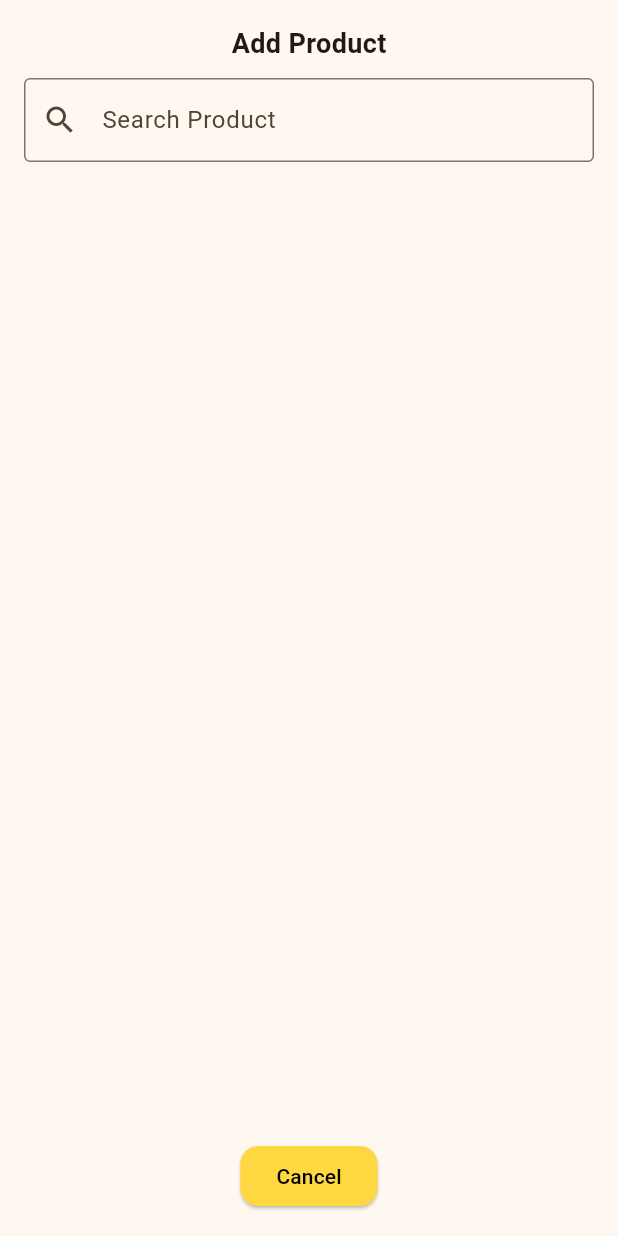
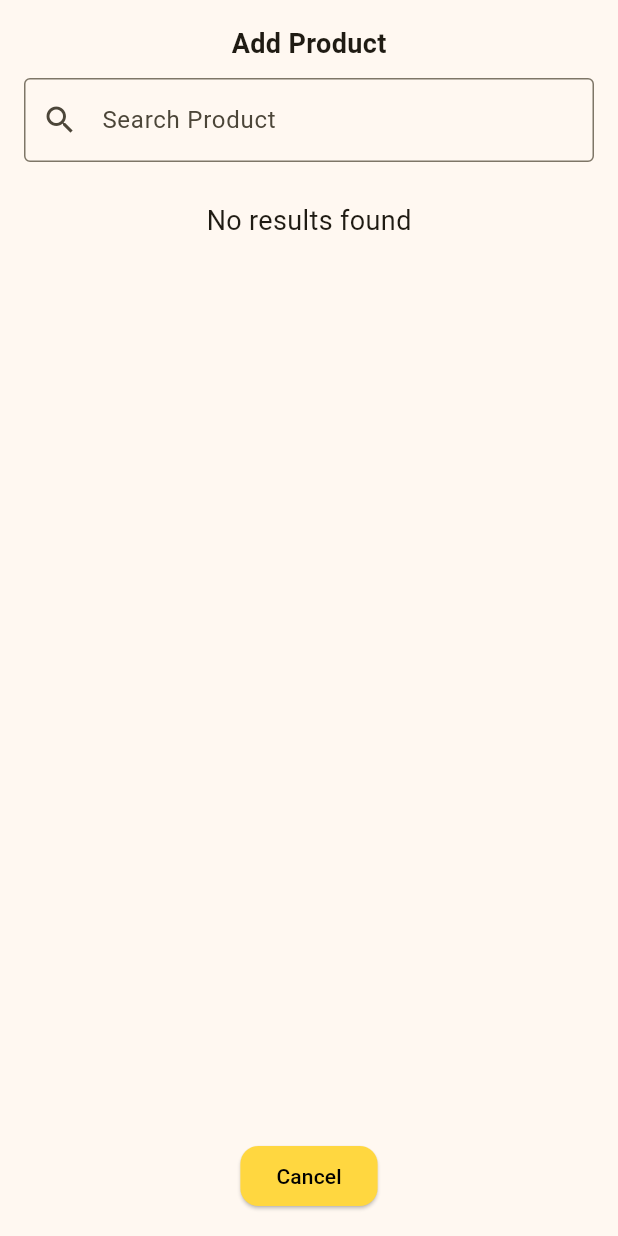
Before and after one commit to G-Shack/flutter-digital-catalogue, a Flutter app: the ProductSearchDialog widget shown alone on an empty page, opened directly with empty values, on a phone screen of 412 x 824 dp. Run offline on Flutter 3.47's test engine with Material 3 defaults, Android fonts, the phone set to English and light mode, and no system bars; our stand-ins replace fluttertoast, pdf, printing, rflutter_alert.

Commit message:
Card UI added

```diff
--- a/lib/widgets/ProductSearchDialog.dart
+++ b/lib/widgets/ProductSearchDialog.dart
@@ -57,17 +57,22 @@ class _ProductSearchDialogState extends State<ProductSearchDialog> {
             },
           ),
           Expanded(
-            child: ListView.builder(
+            child: tempAvailProducts.isNotEmpty?
+            ListView.builder(
               itemCount: tempAvailProducts.length,
               itemBuilder: (context, index) {
-                return ListTile(
+                return Card(
+
+                  elevation: 2,
+                  margin: const EdgeInsets.symmetric(vertical: 4),
+                  child: ListTile(
                     leading: Image.asset(
                       tempAvailProducts[index].image,
                       fit: BoxFit.cover,
                       width: 50,
                       height: 50,
                     ),
-                  title: Text(tempAvailProducts[index].title),
+                    title: Text(tempAvailProducts[index].title, style: TextStyle(fontWeight: FontWeight.bold),),
                     subtitle: Text(
                       'Rate:${tempAvailProducts[index].rate}   Size:${tempAvailProducts[index].size}',
                     ),
@@ -81,8 +86,12 @@ class _ProductSearchDialogState extends State<ProductSearchDialog> {
                       );
                       Navigator.of(context).pop();
                     },
+                  ),
                 );
               },
+            ):const Text(
+              '\nNo results found',
+              style: TextStyle(fontSize: 18),
             ),
           ),
           SizedBox(height: 20.0),
```
Lines whose indentation alone changed are shown as unchanged.
